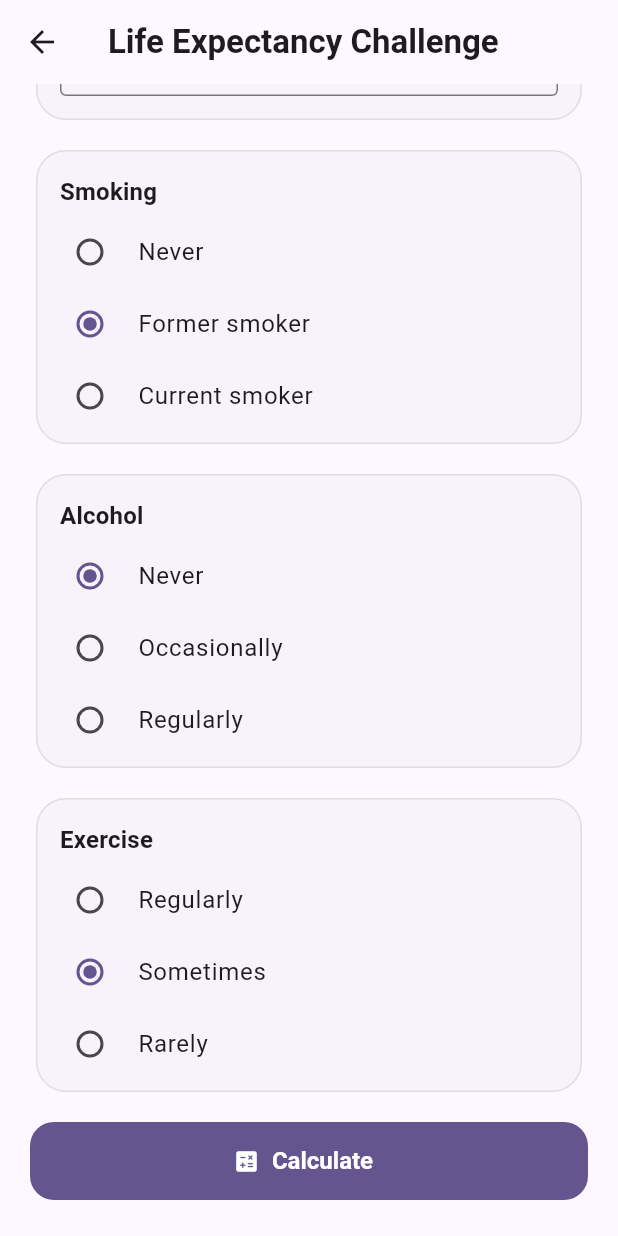
After one commit to ChandraChaan/age-calculator-flutter, a Flutter app: the LifeExpectancyScreen screen opened directly, scrolled down 144 dp, after a tap on "Former smoker", on a phone screen of 412 x 824 dp. The commit adds this screen. Run offline on Flutter 3.47's test engine with Material 3 defaults, Android fonts, the phone set to English and light mode, and no system bars; our stand-ins replace share_plus, shared_preferences; accounts and stored records are empty.

Commit message:
feat: add life expectancy estimate

```diff
--- /dev/null
+++ b/lib/engine/life_expectancy.dart
@@ -0,0 +1,126 @@
+import 'package:agecalculator/engine/age_calculator.dart';
+import 'package:agecalculator/engine/calendar_math.dart';
+import 'package:agecalculator/engine/civil_date.dart';
+
+/// Entertainment-only baseline, not a medical or population forecast.
+const int kBaseLifeExpectancyYears = 78;
+const int kMinLifeExpectancyYears = 60;
+const int kMaxLifeExpectancyYears = 90;
+
+enum SmokingStatus { never, former, current }
+
+enum CigarettesPerDay { oneToFive, sixToTen, elevenToTwenty, twentyPlus }
+
+enum AlcoholHabit { never, occasionally, regularly }
+
+enum ExerciseHabit { regularly, sometimes, rarely }
+
+class LifeExpectancyAnswers {
+  const LifeExpectancyAnswers({
+    required this.dateOfBirth,
+    required this.smoking,
+    this.cigarettesPerDay,
+    required this.alcohol,
+    required this.exercise,
+  });
+
+  final CivilDate dateOfBirth;
+  final SmokingStatus smoking;
+  final CigarettesPerDay? cigarettesPerDay;
+  final AlcoholHabit alcohol;
+  final ExerciseHabit exercise;
+}
+
+class LifeExpectancyEstimate {
+  const LifeExpectancyEstimate({
+    required this.estimatedYears,
+    required this.estimatedDate,
+    required this.yearsRemaining,
+    required this.isCurrentSmoker,
+  });
+
+  final int estimatedYears;
+  final CivilDate estimatedDate;
+  final int yearsRemaining;
+  final bool isCurrentSmoker;
+}
+
+/// Transparent lifestyle adjustments around [kBaseLifeExpectancyYears].
+///
+/// This is an illustrative scoring model, not a prediction of an individual's
+/// lifespan. Smoking adjustments are a simplified risk illustration; WHO
+/// reports that lifelong smokers lose at least about 10 years of life on
+/// average, but individual outcomes vary significantly.
+class LifeExpectancyCalculator {
+  const LifeExpectancyCalculator();
+
+  LifeExpectancyEstimate estimate(
+    LifeExpectancyAnswers answers, {
+    required CivilDate asOf,
+    int baseYears = kBaseLifeExpectancyYears,
+  }) {
+    final estimatedYears = clampYears(
+      baseYears +
+          smokingAdjustment(answers.smoking, answers.cigarettesPerDay) +
+          alcoholAdjustment(answers.alcohol) +
+          exerciseAdjustment(answers.exercise),
+    );
+    final age = const AgeCalculator().calculate(answers.dateOfBirth, asOf);
+    final yearsLived = age?.years ?? 0;
+    final remaining = estimatedYears - yearsLived;
+
+    return LifeExpectancyEstimate(
+      estimatedYears: estimatedYears,
+      estimatedDate: CalendarMath.birthdayInYear(
+        answers.dateOfBirth,
+        answers.dateOfBirth.year + estimatedYears,
+      ),
+      yearsRemaining: remaining < 0 ? 0 : remaining,
+      isCurrentSmoker: answers.smoking == SmokingStatus.current,
+    );
+  }
+
+  static int clampYears(int years) {
+    if (years < kMinLifeExpectancyYears) return kMinLifeExpectancyYears;
+    if (years > kMaxLifeExpectancyYears) return kMaxLifeExpectancyYears;
+    return years;
+  }
+
+  static int smokingAdjustment(
+    SmokingStatus smoking,
+    CigarettesPerDay? cigarettesPerDay,
+  ) {
+    switch (smoking) {
+      case SmokingStatus.never:
+        return 0;
+      case SmokingStatus.former:
+        return -1;
+      case SmokingStatus.current:
+        switch (cigarettesPerDay ?? CigarettesPerDay.oneToFive) {
+          case CigarettesPerDay.oneToFive:
+            return -3;
+          case CigarettesPerDay.sixToTen:
+            return -5;
+          case CigarettesPerDay.elevenToTwenty:
+            return -7;
+          case CigarettesPerDay.twentyPlus:
+            return -9;
+        }
+    }
+  }
+
+  static int alcoholAdjustment(AlcoholHabit alcohol) {
+    return alcohol == AlcoholHabit.regularly ? -1 : 0;
+  }
+
+  static int exerciseAdjustment(ExerciseHabit exercise) {
+    switch (exercise) {
+      case ExerciseHabit.regularly:
+        return 2;
+      case ExerciseHabit.sometimes:
+        return 0;
+      case ExerciseHabit.rarely:
+        return -1;
+    }
+  }
+}
--- /dev/null
+++ b/lib/screens/life_expectancy_screen.dart
@@ -0,0 +1,356 @@
+import 'package:agecalculator/engine/civil_date.dart';
+import 'package:agecalculator/engine/life_expectancy.dart';
+import 'package:agecalculator/utils/date_utils.dart';
+import 'package:agecalculator/widgets/date_picker_field.dart';
+import 'package:flutter/material.dart';
+
+class LifeExpectancyScreen extends StatefulWidget {
+  const LifeExpectancyScreen({super.key, this.initialDateOfBirth});
+
+  final DateTime? initialDateOfBirth;
+
+  @override
+  State<LifeExpectancyScreen> createState() => _LifeExpectancyScreenState();
+}
+
+class _LifeExpectancyScreenState extends State<LifeExpectancyScreen> {
+  static const _calculator = LifeExpectancyCalculator();
+
+  DateTime? _dateOfBirth;
+  SmokingStatus _smoking = SmokingStatus.never;
+  CigarettesPerDay _cigarettes = CigarettesPerDay.oneToFive;
+  AlcoholHabit _alcohol = AlcoholHabit.never;
+  ExerciseHabit _exercise = ExerciseHabit.sometimes;
+  LifeExpectancyEstimate? _result;
+
+  @override
+  void initState() {
+    super.initState();
+    _dateOfBirth = widget.initialDateOfBirth;
+  }
+
+  void _showMessage(String message) {
+    ScaffoldMessenger.of(context)
+      ..clearSnackBars()
+      ..showSnackBar(SnackBar(content: Text(message)));
+  }
+
+  void _calculate() {
+    final dob = _dateOfBirth;
+    if (dob == null) {
+      setState(() => _result = null);
+      _showMessage('Please select your date of birth first.');
+      return;
+    }
+    if (AppDateUtils.isFutureDate(dob)) {
+      setState(() => _result = null);
+      _showMessage('Date of birth cannot be in the future.');
+      return;
+    }
+
+    setState(() {
+      _result = _calculator.estimate(
+        LifeExpectancyAnswers(
+          dateOfBirth: CivilDate.fromDateTime(dob),
+          smoking: _smoking,
+          cigarettesPerDay: _smoking == SmokingStatus.current
+              ? _cigarettes
+              : null,
+          alcohol: _alcohol,
+          exercise: _exercise,
+        ),
+        asOf: CivilDate.fromDateTime(AppDateUtils.today()),
+      );
+    });
+  }
+
+  @override
+  Widget build(BuildContext context) {
+    final today = AppDateUtils.today();
+
+    return Scaffold(
+      appBar: AppBar(title: const Text('Life Expectancy Challenge')),
+      body: SafeArea(
+        child: LayoutBuilder(
+          builder: (context, constraints) {
+            final horizontalPadding = constraints.maxWidth >= 600 ? 32.0 : 20.0;
+
+            return Align(
+              alignment: Alignment.topCenter,
+              child: ConstrainedBox(
+                constraints: const BoxConstraints(maxWidth: 720),
+                child: ListView(
+                  keyboardDismissBehavior:
+                      ScrollViewKeyboardDismissBehavior.onDrag,
+                  padding: EdgeInsets.fromLTRB(
+                    horizontalPadding,
+                    8,
+                    horizontalPadding,
+                    24,
+                  ),
+                  children: [
+                    Text(
+                      'A fun estimate based on a few lifestyle answers — not a '
+                      'medical prediction.',
+                      style: Theme.of(context).textTheme.bodyLarge?.copyWith(
+                        color: Theme.of(context).colorScheme.onSurfaceVariant,
+                      ),
+                    ),
+                    const SizedBox(height: 20),
+                    Card(
+                      child: Padding(
+                        padding: const EdgeInsets.all(16),
+                        child: DatePickerField(
+                          label: 'Date of Birth',
+                          selectedDate: _dateOfBirth,
+                          onDateSelected: (date) {
+                            setState(() {
+                              _dateOfBirth = date;
+                              _result = null;
+                            });
+                          },
+                          onDateCleared: () {
+                            setState(() {
+                              _dateOfBirth = null;
+                              _result = null;
+                            });
+                          },
+                          firstDate: DateTime(1900),
+                          lastDate: today,
+                          helpText: 'Select Date of Birth',
+                        ),
+                      ),
+                    ),
+                    const SizedBox(height: 12),
+                    _ChoiceCard<SmokingStatus>(
+                      title: 'Smoking',
+                      value: _smoking,
+                      options: const [
+                        (SmokingStatus.never, 'Never'),
+                        (SmokingStatus.former, 'Former smoker'),
+                        (SmokingStatus.current, 'Current smoker'),
+                      ],
+                      onChanged: (value) {
+                        setState(() {
+                          _smoking = value;
+                          _result = null;
+                        });
+                      },
+                    ),
+                    if (_smoking == SmokingStatus.current) ...[
+                      const SizedBox(height: 12),
+                      _ChoiceCard<CigarettesPerDay>(
+                        title: 'Cigarettes per day',
+                        value: _cigarettes,
+                        options: const [
+                          (CigarettesPerDay.oneToFive, '1–5'),
+                          (CigarettesPerDay.sixToTen, '6–10'),
+                          (CigarettesPerDay.elevenToTwenty, '11–20'),
+                          (CigarettesPerDay.twentyPlus, '20+'),
+                        ],
+                        onChanged: (value) {
+                          setState(() {
+                            _cigarettes = value;
+                            _result = null;
+                          });
+                        },
+                      ),
+                    ],
+                    const SizedBox(height: 12),
+                    _ChoiceCard<AlcoholHabit>(
+                      title: 'Alcohol',
+                      value: _alcohol,
+                      options: const [
+                        (AlcoholHabit.never, 'Never'),
+                        (AlcoholHabit.occasionally, 'Occasionally'),
+                        (AlcoholHabit.regularly, 'Regularly'),
+                      ],
+                      onChanged: (value) {
+                        setState(() {
+                          _alcohol = value;
+                          _result = null;
+                        });
+                      },
+                    ),
+                    const SizedBox(height: 12),
+                    _ChoiceCard<ExerciseHabit>(
+                      title: 'Exercise',
+                      value: _exercise,
+                      options: const [
+                        (ExerciseHabit.regularly, 'Regularly'),
+                        (ExerciseHabit.sometimes, 'Sometimes'),
+                        (ExerciseHabit.rarely, 'Rarely'),
+                      ],
+                      onChanged: (value) {
+                        setState(() {
+                          _exercise = value;
+                          _result = null;
+                        });
+                      },
+                    ),
+                    const SizedBox(height: 16),
+                    FilledButton.icon(
+                      onPressed: _calculate,
+                      icon: const Icon(Icons.calculate_rounded),
+                      label: const Text('Calculate'),
+                    ),
+                    if (_result != null) ...[
+                      const SizedBox(height: 28),
+                      _ResultCard(result: _result!),
+                    ],
+                  ],
+                ),
+              ),
+            );
+          },
+        ),
+      ),
+    );
+  }
+}
+
+class _ChoiceCard<T> extends StatelessWidget {
+  const _ChoiceCard({
+    required this.title,
+    required this.value,
+    required this.options,
+    required this.onChanged,
+  });
+
+  final String title;
+  final T value;
+  final List<(T, String)> options;
+  final ValueChanged<T> onChanged;
+
+  @override
+  Widget build(BuildContext context) {
+    return Card(
+      child: Padding(
+        padding: const EdgeInsets.fromLTRB(8, 16, 8, 8),
+        child: Column(
+          crossAxisAlignment: CrossAxisAlignment.stretch,
+          children: [
+            Padding(
+              padding: const EdgeInsets.symmetric(horizontal: 8),
+              child: Text(
+                title,
+                style: Theme.of(
+                  context,
+                ).textTheme.titleMedium?.copyWith(fontWeight: FontWeight.w600),
+              ),
+            ),
+            const SizedBox(height: 4),
+            RadioGroup<T>(
+              groupValue: value,
+              onChanged: (selected) {
+                if (selected != null) onChanged(selected);
+              },
+              child: Column(
+                children: [
+                  for (final option in options)
+                    RadioListTile<T>(
+                      title: Text(option.$2),
+                      value: option.$1,
+                      contentPadding: const EdgeInsets.symmetric(horizontal: 8),
+                      visualDensity: VisualDensity.compact,
+                    ),
+                ],
+              ),
+            ),
+          ],
+        ),
+      ),
+    );
+  }
+}
+
+class _ResultCard extends StatelessWidget {
+  const _ResultCard({required this.result});
+
+  final LifeExpectancyEstimate result;
+
+  @override
+  Widget build(BuildContext context) {
+    final colorScheme = Theme.of(context).colorScheme;
+    final textTheme = Theme.of(context).textTheme;
+
+    return Card(
+      child: Padding(
+        padding: const EdgeInsets.all(20),
+        child: Column(
+          crossAxisAlignment: CrossAxisAlignment.start,
+          children: [
+            Text(
+              'Your estimated lifespan',
+              style: textTheme.titleMedium?.copyWith(
+                color: colorScheme.onSurfaceVariant,
+              ),
+            ),
+            const SizedBox(height: 4),
+            Text(
+              AppDateUtils.pluralize(result.estimatedYears, 'year'),
+              style: textTheme.headlineMedium?.copyWith(
+                fontWeight: FontWeight.bold,
+              ),
+            ),
+            const SizedBox(height: 20),
+            Text(
+              'Estimated date based on this model',
+              style: textTheme.titleMedium?.copyWith(
+                color: colorScheme.onSurfaceVariant,
+              ),
+            ),
+            const SizedBox(height: 4),
+            Text(
+              AppDateUtils.formatDisplayDate(result.estimatedDate.toDateTime()),
+              style: textTheme.titleLarge?.copyWith(
+                fontWeight: FontWeight.w600,
+              ),
+            ),
+            const SizedBox(height: 20),
+            Text(
+              'You have approximately',
+              style: textTheme.titleMedium?.copyWith(
+                color: colorScheme.onSurfaceVariant,
+              ),
+            ),
+            const SizedBox(height: 4),
+            Text(
+              '${AppDateUtils.pluralize(result.yearsRemaining, 'year')} remaining',
+              style: textTheme.titleLarge?.copyWith(
+                fontWeight: FontWeight.w600,
+              ),
+            ),
+            const SizedBox(height: 20),
+            Text(
+              'This is a fun estimate, not a medical prediction. Actual '
+              'lifespan depends on many factors. Smoking and other health '
+              'risks affect people differently.',
+              style: textTheme.bodyMedium?.copyWith(
+                color: colorScheme.onSurfaceVariant,
+              ),
+            ),
+            if (result.isCurrentSmoker) ...[
+              const SizedBox(height: 12),
+              Text(
+                'Smoking can significantly affect life expectancy. Quitting '
+                'has health benefits at any age.',
+                style: textTheme.bodyMedium?.copyWith(
+                  color: colorScheme.onSurfaceVariant,
+                ),
+              ),
+              const SizedBox(height: 12),
+              Text(
+                'Quitting smoking can improve health and increase life '
+                'expectancy.',
+                style: textTheme.bodyMedium?.copyWith(
+                  color: colorScheme.onSurfaceVariant,
+                ),
+              ),
+            ],
+          ],
+        ),
+      ),
+    );
+  }
+}
--- a/pubspec.yaml
+++ b/pubspec.yaml
@@ -2,7 +2,7 @@ name: agecalculator
 description: A production-ready Material 3 Age Calculator for Android with light/dark themes and accurate age calculations.
 publish_to: 'none'
 
-version: 1.2.0+5
+version: 1.2.1+6
 
 environment:
   sdk: ^3.11.5
```
Also changed, not shown: lib/screens/home_screen.dart (+18 -1 lines), 1 other file.
